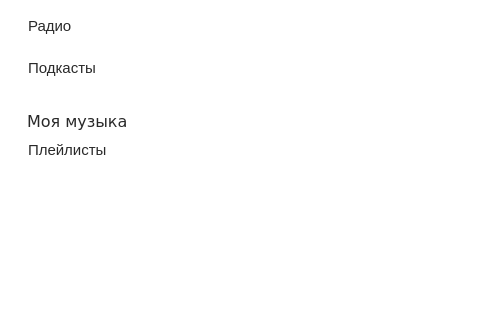
Before: the Qt Designer form Ui/Landing.ui in KirMozor/Yamux, drawn with Qt 5; both pictures show x 0 to 480 and y 103 to 423 of the 734 by 516 pixel window.
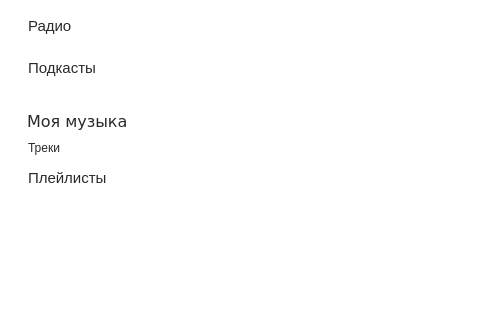
After: the same form once the commit is applied. Icons and pictures are not drawn.

What changed in the file:
```diff
--- a/Ui/Landing.ui
+++ b/Ui/Landing.ui
@@ -223,6 +223,30 @@
               </property>
              </widget>
             </item>
+            <item>
+             <widget class="QPushButton" name="pushButton">
+              <property name="styleSheet">
+               <string notr="true">color:#292929;
+text-align:left;</string>
+              </property>
+              <property name="text">
+               <string>Треки</string>
+              </property>
+              <property name="icon">
+               <iconset>
+                <normaloff>../../../../Downloads/icons8-musical-34.png</normaloff>../../../../Downloads/icons8-musical-34.png</iconset>
+              </property>
+              <property name="iconSize">
+               <size>
+                <width>24</width>
+                <height>24</height>
+               </size>
+              </property>
+              <property name="flat">
+               <bool>true</bool>
+              </property>
+             </widget>
+            </item>
             <item>
              <widget class="QPushButton" name="select_playlist_button">
               <property name="font">
```
Left out of the diff: 68 changed lines with no effect on the pictures.
